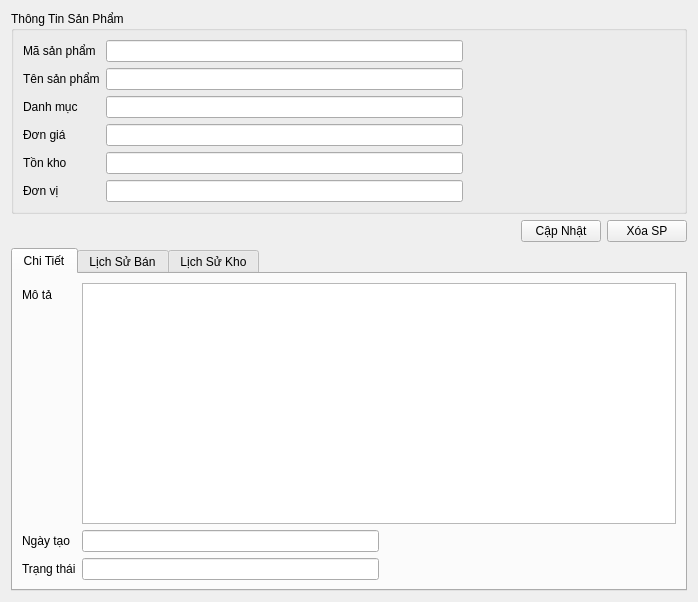
The window that ui/product_detail.ui (thinh-doan/sales-and-warehouse-management-system) describes before a commit, drawn with Qt 5.
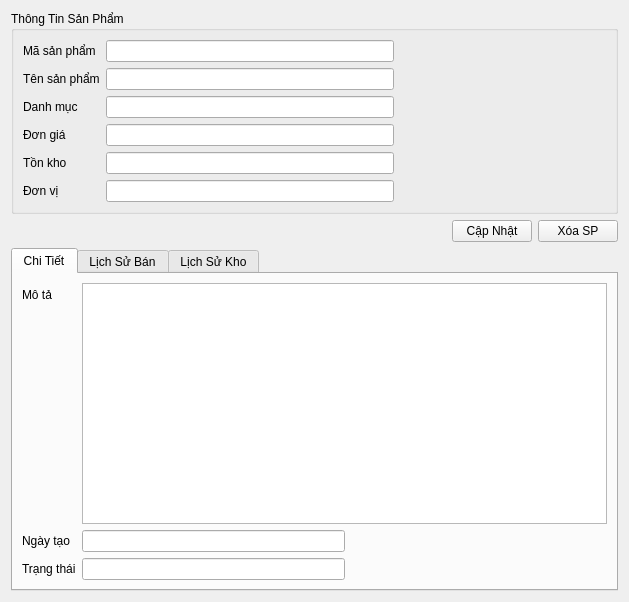
The same window after the commit. The open tabs and pages were chosen to show the change.

```diff
--- a/ui/product_detail.ui
+++ b/ui/product_detail.ui
@@ -6,7 +6,7 @@
    <rect>
     <x>0</x>
     <y>0</y>
-    <width>698</width>
+    <width>629</width>
     <height>602</height>
    </rect>
   </property>
```
Left out of the diff: 2 changed lines with no effect on the pictures.
